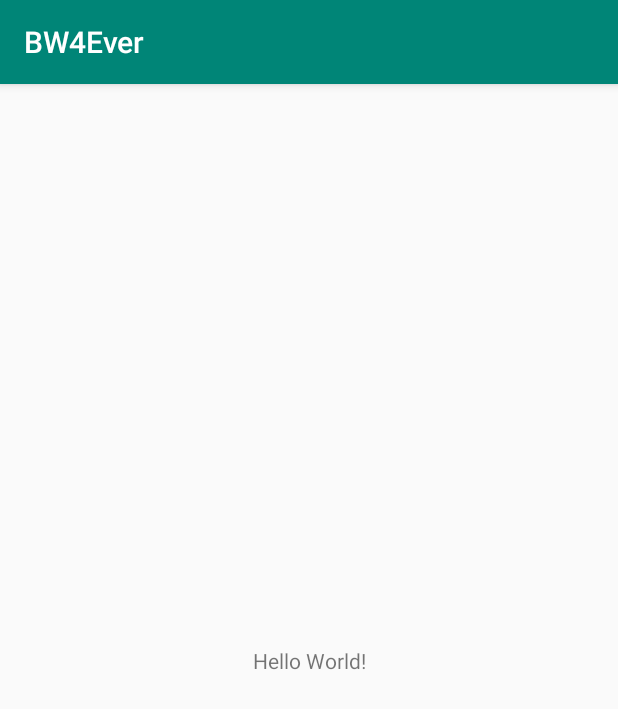
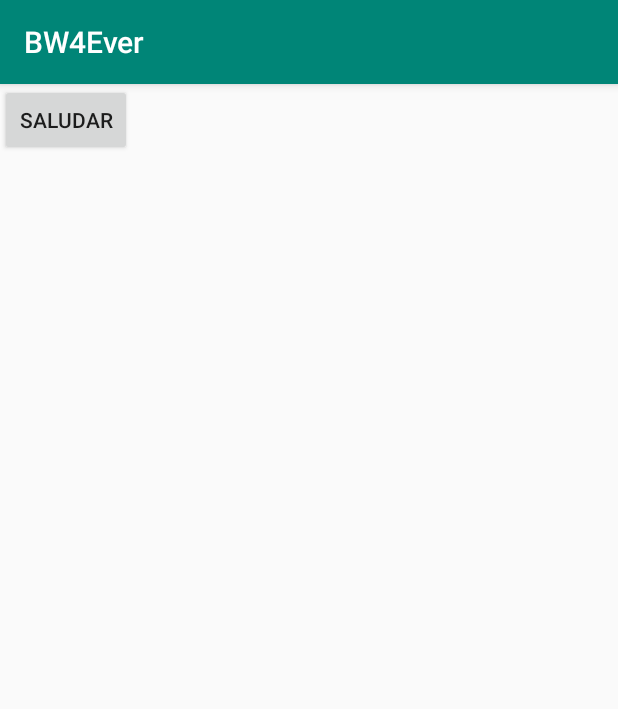
Before and after one commit to JavierIRodriguez/BW4Ever, an Android app: the screen it shows after launch (MainActivity), on a phone screen of 412 x 824 dp. Shown: the top 709 px of the screen. Run offline under Robolectric (Android 15) with nearby library versions, the phone set to English and light mode, and no system bars.

Commit message:
Se agregó un botón saludar (prueba)

```diff
--- a/app/src/main/java/com/example/bw4ever/MainActivity.java
+++ b/app/src/main/java/com/example/bw4ever/MainActivity.java
@@ -3,6 +3,8 @@ package com.example.bw4ever;
 import androidx.appcompat.app.AppCompatActivity;
 
 import android.os.Bundle;
+import android.view.View;
+import android.widget.Toast;
 
 public class MainActivity extends AppCompatActivity {
 
@@ -11,4 +13,8 @@ public class MainActivity extends AppCompatActivity {
         super.onCreate(savedInstanceState);
         setContentView(R.layout.activity_main);
     }
+
+    public void saludar(View view) {
+        Toast.makeText(this,"Hola!", Toast.LENGTH_SHORT).show();
+    }
 }
--- a/app/src/main/res/layout/activity_main.xml
+++ b/app/src/main/res/layout/activity_main.xml
@@ -1,18 +1,16 @@
 <?xml version="1.0" encoding="utf-8"?>
-<androidx.constraintlayout.widget.ConstraintLayout xmlns:android="http://schemas.android.com/apk/res/android"
+<RelativeLayout xmlns:android="http://schemas.android.com/apk/res/android"
     xmlns:app="http://schemas.android.com/apk/res-auto"
     xmlns:tools="http://schemas.android.com/tools"
     android:layout_width="match_parent"
     android:layout_height="match_parent"
     tools:context=".MainActivity">
 
-    <TextView
+    <Button
+        android:onClick="saludar"
+        android:text="Saludar"
         android:layout_width="wrap_content"
-        android:layout_height="wrap_content"
-        android:text="Hello World!"
-        app:layout_constraintBottom_toBottomOf="parent"
-        app:layout_constraintLeft_toLeftOf="parent"
-        app:layout_constraintRight_toRightOf="parent"
-        app:layout_constraintTop_toTopOf="parent" />
+        android:layout_height="wrap_content">
+    </Button>
 
-</androidx.constraintlayout.widget.ConstraintLayout>
+</RelativeLayout>
--- a/build.gradle
+++ b/build.gradle
@@ -7,7 +7,7 @@ buildscript {
 
     }
     dependencies {
-        classpath 'com.android.tools.build:gradle:3.5.3'
+        classpath 'com.android.tools.build:gradle:3.6.3'
 
         // NOTE: Do not place your application dependencies here; they belong
         // in the individual module build.gradle files
```
Also changed, not shown: gradle/wrapper/gradle-wrapper.properties.
